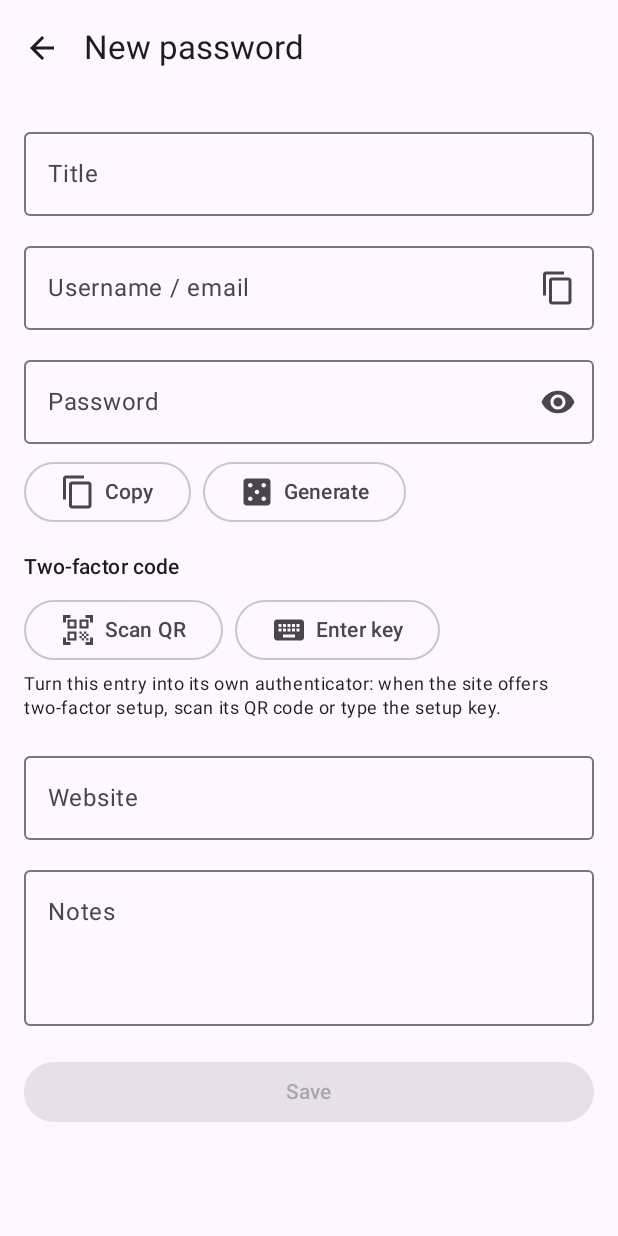
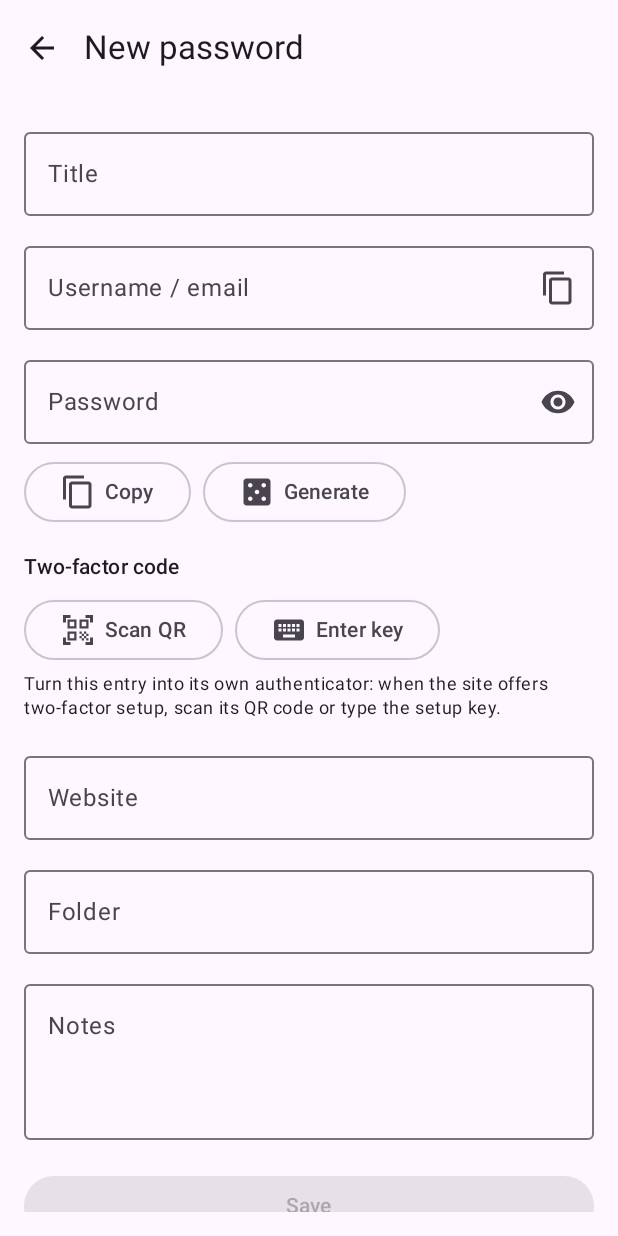
Before and after one commit to PerezFranco/Balrog, an Android app built with Jetpack Compose: the VaultScreen screen opened through its navigation route, after a tap on "Add password", on a phone screen of 412 x 824 dp. Run offline under Robolectric (Android 15) with nearby library versions, the phone set to English and light mode, and no system bars; libraries missing offline, so code that uses them is left out: com.journeyapps.barcodescanner; 1 statement that could not run was skipped.

Commit message:
Add folders
Entries and notes can be filed under a folder (stored inside the
encrypted record). The vault list gets a folder filter with rename,
merge and remove; new items start in the folder being viewed. Bitwarden
imports keep each item's folder. Version 1.3.0.

Co-Authored-By: Claude Fable 5.2 <noreply@anthropic.com>
Claude-Session: https://claude.ai/code/session_013ZLUjKnpzLgbgTwEQxuBFK

```diff
--- a/app/build.gradle.kts
+++ b/app/build.gradle.kts
@@ -13,8 +13,8 @@ android {
         applicationId = "com.perezfranco.balrog"
         minSdk = 26
         targetSdk = 34
-        versionCode = 3
-        versionName = "1.2.0"
+        versionCode = 4
+        versionName = "1.3.0"
     }
 
     signingConfigs {
--- a/app/src/main/java/com/perezfranco/balrog/ui/VaultViewModel.kt
+++ b/app/src/main/java/com/perezfranco/balrog/ui/VaultViewModel.kt
@@ -21,6 +21,7 @@ import kotlinx.coroutines.flow.asStateFlow
 import kotlinx.coroutines.flow.combine
 import kotlinx.coroutines.flow.flatMapLatest
 import kotlinx.coroutines.flow.flowOf
+import kotlinx.coroutines.flow.map
 import kotlinx.coroutines.flow.stateIn
 import kotlinx.coroutines.launch
 import kotlinx.coroutines.withContext
@@ -40,20 +41,49 @@ class VaultViewModel(application: Application) : AndroidViewModel(application) {
     private val searchQuery = MutableStateFlow("")
     val query: StateFlow<String> = searchQuery.asStateFlow()
 
+    /** Folder shown in the list: null = everything, "" = items in no folder. */
+    private val folderFilter = MutableStateFlow<String?>(null)
+    val selectedFolder: StateFlow<String?> = folderFilter.asStateFlow()
+
     @OptIn(kotlinx.coroutines.ExperimentalCoroutinesApi::class)
-    val items: StateFlow<List<VaultItem>> = SessionManager.isUnlocked
+    private val allItems: StateFlow<List<VaultItem>> = SessionManager.isUnlocked
         .flatMapLatest { unlocked ->
             if (unlocked) repository.observeItems() else flowOf(emptyList())
         }
-        .combine(searchQuery) { items, q ->
-            if (q.isBlank()) items
-            else items.filter { item ->
-                item.title.contains(q, ignoreCase = true) ||
-                    (item is PasswordEntry &&
-                        (item.username.contains(q, true) || item.url.contains(q, true)))
-            }
+        .stateIn(viewModelScope, SharingStarted.WhileSubscribed(5_000), emptyList())
+
+    /** Names of all folders in use, alphabetically. */
+    val folders: StateFlow<List<String>> = allItems
+        .map { items ->
+            items.map { it.folder }.filter { it.isNotBlank() }.distinct()
+                .sortedWith(String.CASE_INSENSITIVE_ORDER)
         }
         .stateIn(viewModelScope, SharingStarted.WhileSubscribed(5_000), emptyList())
+
+    /** The items to list: those in the selected folder that match the search. */
+    val items: StateFlow<List<VaultItem>> =
+        combine(allItems, searchQuery, folderFilter) { items, q, folder ->
+            // A filter on a folder that no longer exists shows everything.
+            val active = folder?.takeIf { it.isEmpty() || items.any { item -> item.folder == it } }
+            items.filter { item ->
+                (active == null || item.folder == active) && (q.isBlank() ||
+                    item.title.contains(q, ignoreCase = true) ||
+                    (item is PasswordEntry &&
+                        (item.username.contains(q, true) || item.url.contains(q, true))))
+            }
+        }.stateIn(viewModelScope, SharingStarted.WhileSubscribed(5_000), emptyList())
+
+    fun selectFolder(folder: String?) {
+        folderFilter.value = folder
+    }
+
+    /** Moves everything in [old] to [new]; an empty [new] just removes the folder. */
+    fun renameFolder(old: String, new: String) {
+        viewModelScope.launch {
+            if (repository.renameFolder(old, new.trim()) > 0) backupManager.onVaultChanged()
+            if (folderFilter.value == old) folderFilter.value = new.trim().ifEmpty { null }
+        }
+    }
 
     fun setQuery(q: String) {
         searchQuery.value = q
--- /dev/null
+++ b/app/src/main/java/com/perezfranco/balrog/ui/screens/FolderField.kt
@@ -0,0 +1,68 @@
+package com.perezfranco.balrog.ui.screens
+
+import androidx.compose.foundation.layout.Box
+import androidx.compose.foundation.layout.fillMaxWidth
+import androidx.compose.material.icons.Icons
+import androidx.compose.material.icons.filled.ArrowDropDown
+import androidx.compose.material3.DropdownMenu
+import androidx.compose.material3.DropdownMenuItem
+import androidx.compose.material3.Icon
+import androidx.compose.material3.IconButton
+import androidx.compose.material3.OutlinedTextField
+import androidx.compose.material3.Text
+import androidx.compose.runtime.Composable
+import androidx.compose.runtime.getValue
+import androidx.compose.runtime.mutableStateOf
+import androidx.compose.runtime.remember
+import androidx.compose.runtime.setValue
+import androidx.compose.ui.Modifier
+
+/**
+ * Chooses the folder an item is filed under: type a new name, or pick one of
+ * the [existing] folders from the drop-down. Empty means no folder.
+ */
+@Composable
+fun FolderField(
+    value: String,
+    onValueChange: (String) -> Unit,
+    existing: List<String>,
+    modifier: Modifier = Modifier,
+) {
+    var menuOpen by remember { mutableStateOf(false) }
+
+    Box(modifier.fillMaxWidth()) {
+        OutlinedTextField(
+            value = value,
+            onValueChange = onValueChange,
+            label = { Text("Folder") },
+            placeholder = { Text("None") },
+            singleLine = true,
+            trailingIcon = {
+                if (existing.isNotEmpty()) {
+                    IconButton(onClick = { menuOpen = true }) {
+                        Icon(Icons.Filled.ArrowDropDown, contentDescription = "Choose a folder")
+                    }
+                }
+            },
+            modifier = Modifier.fillMaxWidth(),
+        )
+        DropdownMenu(expanded = menuOpen, onDismissRequest = { menuOpen = false }) {
+            DropdownMenuItem(
+                text = { Text("None") },
+                onClick = {
+                    menuOpen = false
+                    onValueChange("")
+                },
+            )
+            existing.forEach { folder ->
+                DropdownMenuItem(
+                    text = { Text(folder) },
+                    onClick = {
+                        menuOpen = false
+                        onValueChange(folder)
+                    },
+                )
+            }
+        }
+    }
+}
--- a/app/src/main/java/com/perezfranco/balrog/ui/screens/PasswordEditorScreen.kt
+++ b/app/src/main/java/com/perezfranco/balrog/ui/screens/PasswordEditorScreen.kt
@@ -31,6 +31,7 @@ import androidx.compose.material3.TextButton
 import androidx.compose.material3.TopAppBar
 import androidx.compose.runtime.Composable
 import androidx.compose.runtime.LaunchedEffect
+import androidx.compose.runtime.collectAsState
 import androidx.compose.runtime.getValue
 import androidx.compose.runtime.mutableStateOf
 import androidx.compose.runtime.remember
@@ -61,6 +62,11 @@ fun PasswordEditorScreen(
     var notes by remember { mutableStateOf("") }
     var totp by remember { mutableStateOf("") }
     var generateMenuOpen by remember { mutableStateOf(false) }
+    // New items start in the folder being viewed.
+    var folder by remember {
+        mutableStateOf(if (itemId == 0L) viewModel.selectedFolder.value.orEmpty() else "")
+    }
+    val folders by viewModel.folders.collectAsState()
     var confirmDelete by remember { mutableStateOf(false) }
 
     LaunchedEffect(itemId) {
@@ -72,6 +78,7 @@ fun PasswordEditorScreen(
                 url = it.url
                 notes = it.notes
                 totp = it.totp
+                folder = it.folder
             }
             loaded = true
         }
@@ -191,6 +198,8 @@ fun PasswordEditorScreen(
                 modifier = Modifier.fillMaxWidth(),
             )
             Spacer(Modifier.height(12.dp))
+            FolderField(value = folder, onValueChange = { folder = it }, existing = folders)
+            Spacer(Modifier.height(12.dp))
             OutlinedTextField(
                 value = notes,
                 onValueChange = { notes = it },
@@ -210,6 +219,7 @@ fun PasswordEditorScreen(
                             url = url,
                             notes = notes,
                             totp = totp,
+                            folder = folder.trim(),
                         )
                     ) { onBack() }
                 },
```
Also changed, not shown: app/src/main/java/com/perezfranco/balrog/data/VaultModels.kt (+9 -0 lines), app/src/main/java/com/perezfranco/balrog/data/VaultRepository.kt (+20 -0 lines), app/src/main/java/com/perezfranco/balrog/importer/BitwardenImport.kt (+14 -7 lines), app/src/main/java/com/perezfranco/balrog/ui/screens/NoteEditorScreen.kt (+10 -1 lines), app/src/main/java/com/perezfranco/balrog/ui/screens/VaultScreen.kt (+96 -2 lines), 2 other files.
